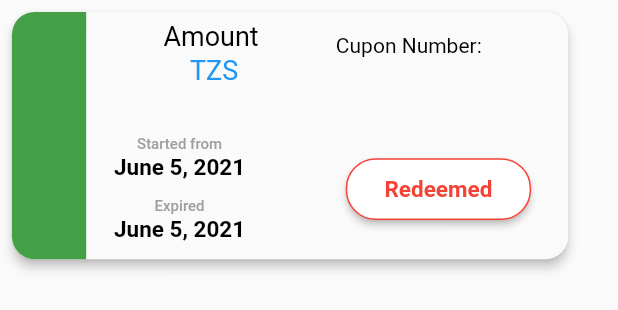
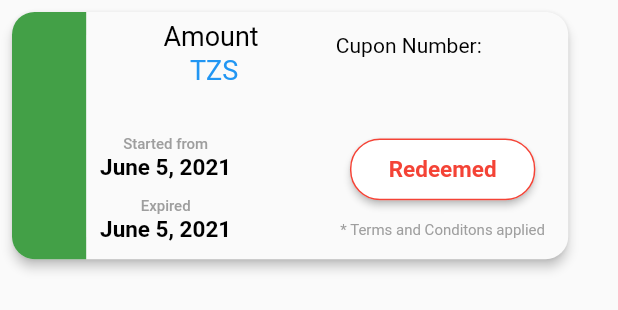
Before and after one commit to Srinath-exe/hope-ios, a Flutter app: the CuponRedeem widget shown alone on an empty page, opened directly with empty values, on a phone screen of 412 x 824 dp. Shown: the top 310 px of the screen. Run offline on Flutter 3.47's test engine with Material 2 defaults, Android fonts, the light colour scheme and no system bars; our stand-ins replace awesome_dialog, cached_network_image, carousel_slider, firebase_core, firebase_messaging, flutter_local_notifications and 12 more; missing offline and left inert: otp_screen; accounts and stored records are empty; network calls fail.

Commit message:
final1.1

```diff
--- a/lib/widgets/cuponcard.dart
+++ b/lib/widgets/cuponcard.dart
@@ -101,14 +101,7 @@ class _CuponRedeemState extends State<CuponRedeem> {
                                     style:
                                         TextStyle(fontWeight: FontWeight.bold)),
 
-                                //    TextSpan(
-                                //   text: ' Card\ncosts ',
-                                //  ),
-                                //    TextSpan(
-                                //   text: '${widget.coupon.cpnAmount}TZS', style:  TextStyle(
-                                //     fontSize:17,
-                                //     color: Colors.blue,
-                                //       fontWeight: FontWeight.bold)
+
                               ],
                             ),
                           )
@@ -117,7 +110,7 @@ class _CuponRedeemState extends State<CuponRedeem> {
                     ),
                     Container(
                       color: Colors.transparent,
-                      width: MediaQuery.of(context).size.width * 0.9 * 0.75,
+                      width: MediaQuery.of(context).size.width * 0.9 * 0.80,
                       child: Row(
                         mainAxisAlignment: MainAxisAlignment.spaceBetween,
                         children: [
@@ -171,6 +164,9 @@ class _CuponRedeemState extends State<CuponRedeem> {
                                   ),
                                 ]),
                           ),
+                          Column(
+                            mainAxisAlignment: MainAxisAlignment.spaceBetween,
+                            children: [
                               Padding(
                                   padding: const EdgeInsets.all(0.0),
                                   child: widget.coupon.cpnStatus == 'Active'
@@ -250,10 +246,18 @@ class _CuponRedeemState extends State<CuponRedeem> {
                                               ),
                                             ),
                                           ),
-                                    ))
+                                        )),
+                              SizedBox(height: MediaQuery.of(context).size.width * 0.035),
+                              Text('* Terms and Conditons applied',style:TextStyle(fontSize:10, color: Colors.grey)),
                             ],
                           ),
-                    )
+
+                        ],
+                      ),
+                    ),
+
+
+
                   ],
                 )
               ],
```
Lines whose indentation alone changed are shown as unchanged.
